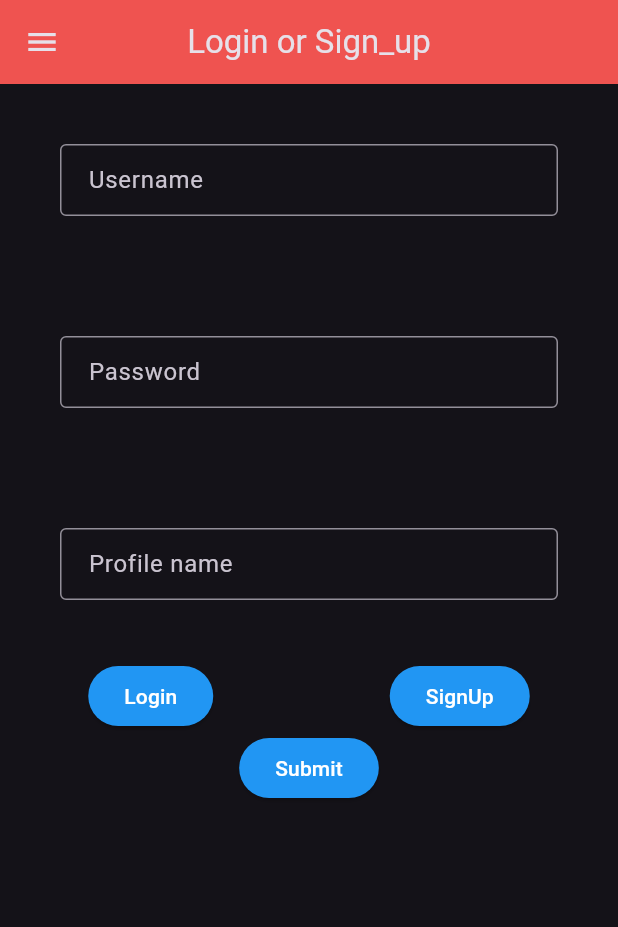
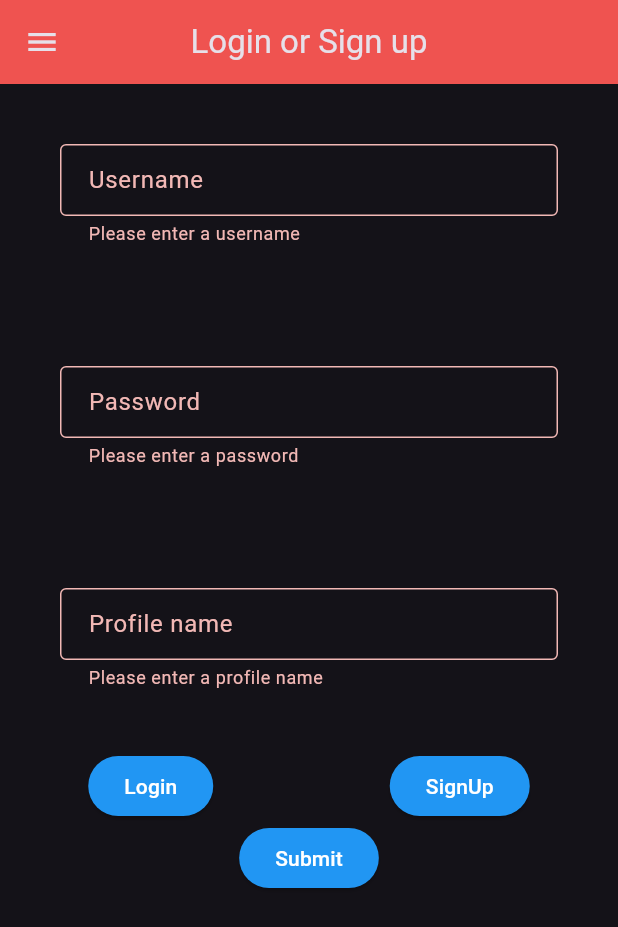
Before and after one commit to AdnanKhaleeli/MetronomeAPP, a Flutter app: the SignIn screen opened by its route, after a tap on "SignUp", after a tap on "Submit", on a phone screen of 412 x 824 dp. Shown: the top 927 px of the screen. Run offline on Flutter 3.47's test engine with Material 3 defaults, Android fonts, the phone set to English and light mode, and no system bars; our stand-ins replace audioplayers; missing offline and left inert: mongo_dart.

```diff
--- a/lib/database.dart
+++ b/lib/database.dart
@@ -37,11 +37,10 @@ class DatabaseHelper {
     return _db!;
   }
 
-  Future<bool> insertStudent({
-    required String username,
-    required String pwd,
-    required String profilename
-  }) async {
+  Future<bool> insertStudent(
+      {required String username,
+      required String pwd,
+      required String profilename}) async {
     if (_db == null) {
       return false;
     }
@@ -56,7 +55,7 @@ class DatabaseHelper {
     var newStudent = {
       'username': username,
       'pwd': pwd,
-      'profilename' : profilename,
+      'profilename': profilename,
       'assigned_music': {},
       'subgroup_id': null
     };
@@ -65,6 +64,13 @@ class DatabaseHelper {
     return true;
   }
 
+  Future<bool> checkUserNameUnique(String username) async {
+    var studentsCollection = _db!.collection('Student');
+    var student = await studentsCollection.findOne(where.eq('name', username));
 
-
+    if (student != null) {
+      return false;
+    }
+    return true;
+  }
 }
--- a/lib/sign_in.dart
+++ b/lib/sign_in.dart
@@ -1,6 +1,6 @@
 import 'package:flutter/material.dart';
 import 'customdrawer.dart';
-import "database.dart";
+import 'database.dart';
 
 class SignIn extends StatelessWidget {
   const SignIn({super.key});
@@ -9,7 +9,7 @@ class SignIn extends StatelessWidget {
   Widget build(BuildContext context) {
     return Scaffold(
       appBar: AppBar(
-        title: Text('Login or Sign_up'),
+        title: Text('Login or Sign up'),
         centerTitle: true,
         backgroundColor: Colors.red[400],
       ),
@@ -19,7 +19,8 @@ class SignIn extends StatelessWidget {
       body: Center(
         child: Column(
           children: [LogIn()],
-      )),
+        ),
+      ),
     );
   }
 }
@@ -33,9 +34,30 @@ class LogIn extends StatefulWidget {
 
 class _LogInState extends State<LogIn> {
   final _formKey = GlobalKey<FormState>();
-  String? _username;
-  String? _password;
   bool sign_up = false;
+  final TextEditingController _userNameController = TextEditingController();
+  final TextEditingController _pwdController = TextEditingController();
+  final TextEditingController _profileController = TextEditingController();
+
+  void _showSnackBar(String message) {
+    final snackBar = SnackBar(
+      content: Text(
+        message,
+        style: TextStyle(color: Colors.white),
+      ),
+      backgroundColor: Colors.red,
+      duration: Duration(seconds: 3),
+    );
+    ScaffoldMessenger.of(context).showSnackBar(snackBar);
+  }
+
+  Future<bool> _isUsernameUnique(String username) async {
+    var db = DatabaseHelper();
+    await db.init();
+
+    bool isUnique = await db.checkUserNameUnique(username);
+    return isUnique;
+  }
 
   @override
   Widget build(BuildContext context) {
@@ -45,51 +67,66 @@ class _LogInState extends State<LogIn> {
         Container(
           margin: EdgeInsets.all(40),
           child: TextFormField(
+            controller: _userNameController,
             decoration: const InputDecoration(
               labelText: 'Username',
               hintText: 'Enter your username',
               border: OutlineInputBorder(),
-                    contentPadding:
-                        EdgeInsets.symmetric(vertical: 10.0, horizontal: 15.0)),
+              contentPadding: EdgeInsets.symmetric(vertical: 10.0, horizontal: 15.0),
+            ),
             validator: (value) {
               if (value == null || value.isEmpty) {
                 return 'Please enter a username';
               }
-                  return null;
-                }),
+              return null; // Assume valid for now
+            },
+            onChanged: (value) async {
+              // Check for uniqueness on input change
+              if (value.isNotEmpty) {
+                bool isUnique = await _isUsernameUnique(value);
+                if (!isUnique) {
+                  _showSnackBar('Username is already taken');
+                }
+              }
+            },
+          ),
         ),
         Container(
           margin: EdgeInsets.all(40),
           child: TextFormField(
+            controller: _pwdController,
             decoration: const InputDecoration(
               labelText: 'Password',
               hintText: 'Enter your password',
               border: OutlineInputBorder(),
-                    contentPadding:
-                        EdgeInsets.symmetric(vertical: 10.0, horizontal: 15.0)),
+              contentPadding: EdgeInsets.symmetric(vertical: 10.0, horizontal: 15.0),
+            ),
             validator: (value) {
               if (value == null || value.isEmpty) {
                 return 'Please enter a password';
               }
-                  return null;
-                }),
+              return null; // Assume valid for now
+            },
+          ),
         ),
         if (sign_up)
           Container(
             margin: EdgeInsets.all(40),
             child: TextFormField(
+              controller: _profileController,
               decoration: const InputDecoration(
                 labelText: 'Profile name',
                 hintText: 'Enter your profile name',
                 border: OutlineInputBorder(),
-                      contentPadding: EdgeInsets.symmetric(
-                          vertical: 10.0, horizontal: 15.0)),
+                contentPadding: EdgeInsets.symmetric(vertical: 10.0, horizontal: 15.0),
+              ),
               validator: (value) {
                 if (value == null || value.isEmpty) {
                   return 'Please enter a profile name';
                 }
                 return null;
-                  }),
+              },
+            ),
           ),
         Row(
           mainAxisAlignment: MainAxisAlignment.spaceAround,
@@ -97,27 +134,49 @@ class _LogInState extends State<LogIn> {
             ElevatedButton(
               onPressed: () {
                 setState(() {
-                      sign_up = false; // Update state to show login fields
+                  sign_up = false;
                 });
               },
-                  child: Text('Login')),
+              child: Text('Login'),
+            ),
             ElevatedButton(
               onPressed: () {
                 setState(() {
-                      sign_up = true; // Update state to show login fields
+                  sign_up = true;
                 });
               },
-                  child: Text('SignUp')),
+              child: Text('SignUp'),
+            ),
           ],
         ),
         ElevatedButton(
           onPressed: () async {
+            if (_formKey.currentState!.validate()) {
+              if (sign_up) {
+                bool isUnique = await _isUsernameUnique(_userNameController.text);
+                if (!isUnique) {
+                  _showSnackBar('Error: Username taken');
+                  return;
+                }
+
+                // Insert student if unique
                 var db = DatabaseHelper();
-                if (sign_up) {
-                // bool result = await db.insertStudent(username: username, pwd: pwd, profilename: profilename)
+                await db.init();
+                await db.insertStudent(
+                  username: _userNameController.text,
+                  pwd: _pwdController.text,
+                  profilename: _profileController.text,
+                );
+
+
+              } else {
+
+              }
             }
           },
-              child: Text('Submit'))
-        ]));
+          child: Text('Submit'),
+        ),
+      ]),
+    );
   }
 }
```
Lines whose indentation alone changed are shown as unchanged.
